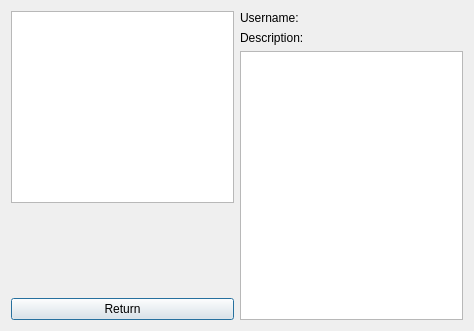
The window that gui/friendprofilegui.ui (Huy-Nguyen-HCI/RocketBook) describes before a commit, drawn with Qt 5.
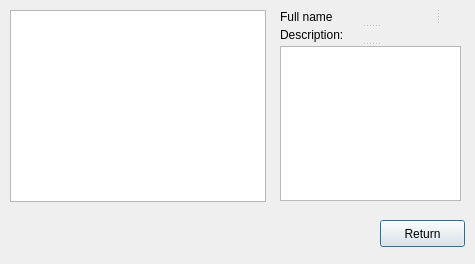
The same window after the commit.

What changed in the file:
```diff
--- a/gui/friendprofilegui.ui
+++ b/gui/friendprofilegui.ui
@@ -6,67 +6,70 @@
    <rect>
     <x>0</x>
     <y>0</y>
-    <width>474</width>
-    <height>331</height>
+    <width>475</width>
+    <height>264</height>
    </rect>
   </property>
   <property name="windowTitle">
    <string>Dialog</string>
   </property>
-  <layout class="QGridLayout" name="gridLayout_2">
-   <item row="0" column="0">
-    <layout class="QVBoxLayout" name="verticalLayout">
-     <item>
-      <widget class="QGraphicsView" name="photo"/>
-     </item>
-     <item>
-      <spacer name="verticalSpacer">
-       <property name="orientation">
-        <enum>Qt::Vertical</enum>
-       </property>
-       <property name="sizeHint" stdset="0">
-        <size>
-         <width>20</width>
-         <height>40</height>
-        </size>
-       </property>
-      </spacer>
-     </item>
-     <item>
       <widget class="QPushButton" name="returnButton">
+   <property name="geometry">
+    <rect>
+     <x>380</x>
+     <y>220</y>
+     <width>85</width>
+     <height>27</height>
+    </rect>
+   </property>
        <property name="text">
         <string>Return</string>
        </property>
       </widget>
-     </item>
-    </layout>
-   </item>
-   <item row="0" column="1">
-    <layout class="QVBoxLayout" name="verticalLayout_2">
-     <item>
+  <widget class="QGraphicsView" name="photo">
+   <property name="geometry">
+    <rect>
+     <x>10</x>
+     <y>10</y>
+     <width>256</width>
+     <height>192</height>
+    </rect>
+   </property>
+  </widget>
+  <widget class="QSplitter" name="splitter_2">
+   <property name="geometry">
+    <rect>
+     <x>280</x>
+     <y>10</y>
+     <width>181</width>
+     <height>191</height>
+    </rect>
+   </property>
+   <property name="orientation">
+    <enum>Qt::Vertical</enum>
+   </property>
+   <widget class="QSplitter" name="splitter">
+    <property name="orientation">
+     <enum>Qt::Horizontal</enum>
+    </property>
       <widget class="QLabel" name="userName">
        <property name="text">
-        <string>Username:</string>
-       </property>
-      </widget>
-     </item>
-     <item>
-      <widget class="QLabel" name="label">
+      <string>Full name</string>
+     </property>
+    </widget>
+    <widget class="QLabel" name="usernameLabel">
+     <property name="text">
+      <string/>
+     </property>
+    </widget>
+   </widget>
+   <widget class="QLabel" name="description">
        <property name="text">
         <string>Description:</string>
        </property>
       </widget>
-     </item>
-     <item>
-      <widget class="QTextEdit" name="description">
-       <property name="readOnly">
-        <bool>true</bool>
-       </property>
-      </widget>
-     </item>
-    </layout>
-   </item>
-  </layout>
+   <widget class="QTextBrowser" name="descriptionBrowser"/>
+  </widget>
  </widget>
  <resources/>
  <connections/>
```
Lines whose indentation alone changed are shown as unchanged.
